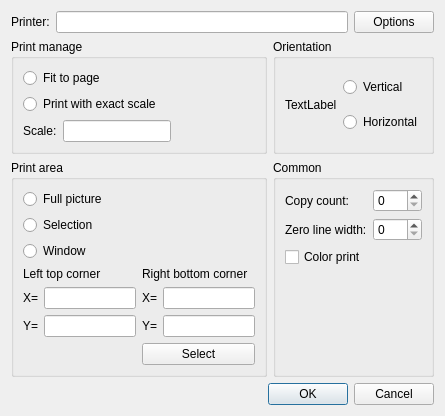
usiksan/SaliCAD, file windows/SdDPrint.ui: the form before one commit.
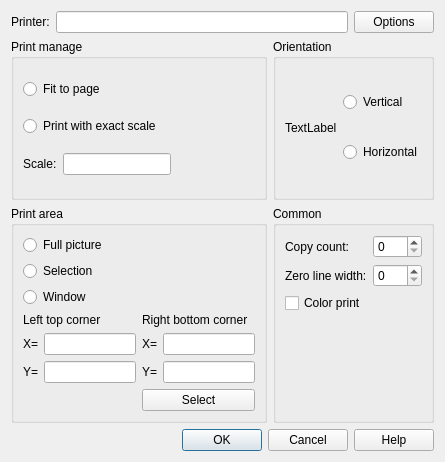
The form after the commit.

Commit message: Append help to SdDParamDefault and SdDParamEditor

The edit to the form file:
```diff
--- a/windows/SdDPrint.ui
+++ b/windows/SdDPrint.ui
@@ -7,7 +7,7 @@
     <x>0</x>
     <y>0</y>
     <width>445</width>
-    <height>385</height>
+    <height>462</height>
    </rect>
   </property>
   <property name="windowTitle">
@@ -264,7 +264,7 @@
       <enum>Qt::Horizontal</enum>
      </property>
      <property name="standardButtons">
-      <set>QDialogButtonBox::Cancel|QDialogButtonBox::Ok</set>
+      <set>QDialogButtonBox::Cancel|QDialogButtonBox::Help|QDialogButtonBox::Ok</set>
      </property>
     </widget>
    </item>
```
The commit also changes 7 other files.
